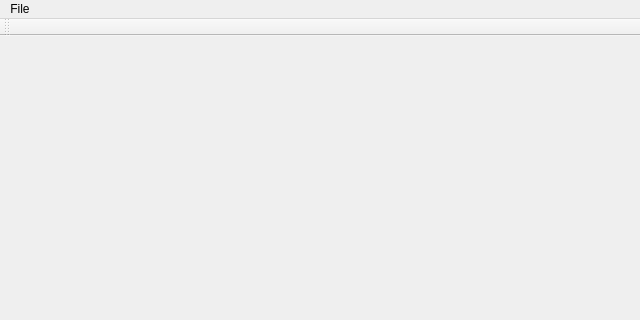
This is ui/mainwindow.ui in Ignotus/kdots as Qt 5 draws it before an edit; both pictures show x 0 to 640 and y 0 to 320 of the 640 by 480 pixel window. The edited form follows.
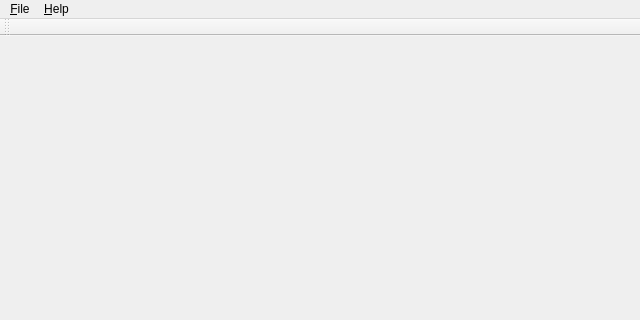
This is the edited form.

```diff
--- a/ui/mainwindow.ui
+++ b/ui/mainwindow.ui
@@ -26,16 +26,22 @@
      <x>0</x>
      <y>0</y>
      <width>640</width>
-     <height>22</height>
+     <height>19</height>
     </rect>
    </property>
    <widget class="QMenu" name="menuFile">
     <property name="title">
-     <string>File</string>
+     <string>&amp;File</string>
     </property>
     <addaction name="actionNewGame"/>
    </widget>
+   <widget class="QMenu" name="menu_Help">
+    <property name="title">
+     <string>&amp;Help</string>
+    </property>
+   </widget>
    <addaction name="menuFile"/>
+   <addaction name="menu_Help"/>
   </widget>
   <widget class="QToolBar" name="mainToolBar">
    <attribute name="toolBarArea">
```
Left out of the diff: 10 changed lines with no effect on the pictures.
